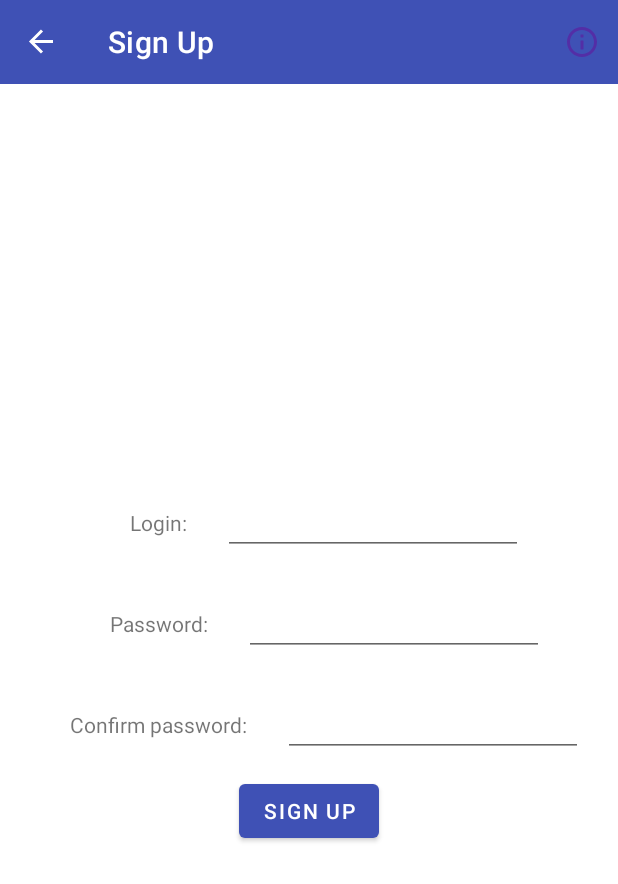
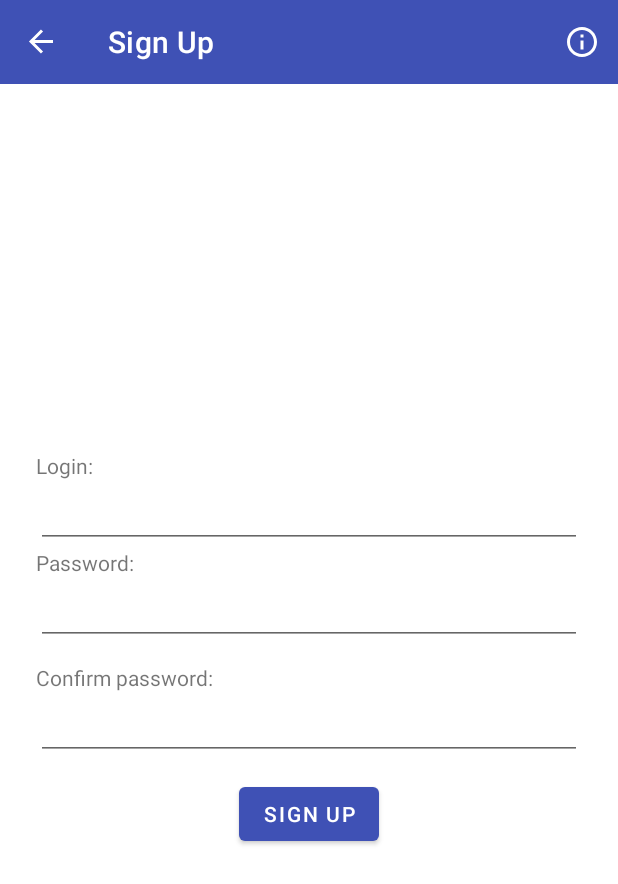
Before and after one commit to angiewhite/Software-Design-Project, an Android app: the SignUpFragment screen opened through its navigation route, on a phone screen of 412 x 824 dp. Shown: the top 884 px of the screen. Run offline under Robolectric (Android 15) with nearby library versions, the phone set to English and light mode, and no system bars; our stand-ins replace Room's generated code, navigation-ui; libraries missing offline, so code that uses them is left out: org.mindrot.jbcrypt; 2 statements that could not run were skipped.

Commit message:
Added password hashing, fixed layout design in auth fragment, ifSignedIn check implemented

```diff
--- a/app/build.gradle
+++ b/app/build.gradle
@@ -82,6 +82,7 @@ android {
 
 dependencies {
     implementation fileTree(include: ['*.jar'], dir: 'libs')
+    implementation files('libs/jbcrypt-0.3m.jar')
     //implementation "org.jetbrains.kotlin:kotlin-stdlib-jre7:$kotlin_version"
 
     implementation 'com.google.android.material:material:1.0.0'
--- a/app/src/main/java/bsuir/ksis/angieapp/AuthenticationActivity.java
+++ b/app/src/main/java/bsuir/ksis/angieapp/AuthenticationActivity.java
@@ -46,6 +46,8 @@ public class AuthenticationActivity extends AppCompatActivity implements ISignUp
 
         AppDatabase db = AppDatabase.getDatabase(this);
         storage = new Storage(db);
+
+        checkIfSignedIn();
     }
 
     private void setupActionBar() {
@@ -124,4 +126,17 @@ public class AuthenticationActivity extends AppCompatActivity implements ISignUp
             Navigation.findNavController(this, R.id.auth_activity_fragment).navigate(R.id.destination_sign_in);
         return user != null;
     }
+
+    private void checkIfSignedIn()
+    {
+        SharedPreferences preferences = getSharedPreferences(BuildConfig.APPLICATION_ID, MODE_PRIVATE);
+        int currentUserId = preferences.getInt(getString(R.string.current_user), -1);
+        if (currentUserId == -1) return;
+        User user = storage.getUser(currentUserId);
+        if (user == null) {
+            preferences.edit().remove(getString(R.string.current_user)).apply();
+            return;
+        }
+        signIn(user.login, user.password);
+    }
 }
--- a/app/src/main/java/bsuir/ksis/angieapp/storage/IStorage.java
+++ b/app/src/main/java/bsuir/ksis/angieapp/storage/IStorage.java
@@ -8,6 +8,7 @@ public interface IStorage {
 
     Boolean authenticateUser(String login, String password);
     User getUser(String login);
+    User getUser(int id);
 
     void saveProfile(Profile profile);
     Profile getProfile(int id);
--- a/app/src/main/java/bsuir/ksis/angieapp/storage/room/AppDatabase.java
+++ b/app/src/main/java/bsuir/ksis/angieapp/storage/room/AppDatabase.java
@@ -10,7 +10,7 @@ import bsuir.ksis.angieapp.storage.room.dao.UserDao;
 import bsuir.ksis.angieapp.storage.room.entities.Profile;
 import bsuir.ksis.angieapp.storage.room.entities.User;
 
-@Database(entities = { User.class, Profile.class }, version = 1)
+@Database(entities = { User.class, Profile.class }, version = 2)
 public abstract class AppDatabase extends RoomDatabase {
     public abstract UserDao userDao();
     public abstract ProfileDao profileDao();
--- a/app/src/main/res/layout/fragment_sign_up.xml
+++ b/app/src/main/res/layout/fragment_sign_up.xml
@@ -18,60 +18,72 @@
         android:layout_width="match_parent"
         android:layout_height="match_parent"
         android:orientation="vertical"
+        android:layout_marginBottom="12dp"
         android:gravity="center">
 
         <LinearLayout
-            android:layout_width="wrap_content"
+            android:layout_width="match_parent"
             android:layout_height="wrap_content"
-            android:orientation="horizontal">
+            android:orientation="vertical">
 
             <TextView
-                android:layout_width="wrap_content"
+                android:layout_width="match_parent"
                 android:layout_height="wrap_content"
-                android:padding="24dp"
+                android:layout_marginStart="24dp"
+                android:layout_marginEnd="24dp"
                 android:text="@string/login"/>
 
             <EditText
-                android:layout_width="200dp"
+                android:layout_width="match_parent"
                 android:layout_height="wrap_content"
                 android:inputType="text"
+                android:layout_marginStart="24dp"
+                android:layout_marginEnd="24dp"
                 android:id="@+id/loginEditText"/>
 
         </LinearLayout>
 
         <LinearLayout
-            android:layout_width="wrap_content"
+            android:layout_width="match_parent"
             android:layout_height="wrap_content"
-            android:orientation="horizontal">
+            android:layout_marginBottom="12dp"
+            android:orientation="vertical">
 
             <TextView
-                android:layout_width="wrap_content"
+                android:layout_width="match_parent"
                 android:layout_height="wrap_content"
-                android:padding="24dp"
+                android:layout_marginStart="24dp"
+                android:layout_marginEnd="24dp"
                 android:text="@string/password"/>
 
             <EditText
-                android:layout_width="200dp"
+                android:layout_width="match_parent"
                 android:layout_height="wrap_content"
                 android:inputType="textPassword"
+                android:layout_marginStart="24dp"
+                android:layout_marginEnd="24dp"
                 android:id="@+id/passwordEditText"/>
         </LinearLayout>
 
         <LinearLayout
-            android:layout_width="wrap_content"
+            android:layout_width="match_parent"
             android:layout_height="wrap_content"
-            android:orientation="horizontal">
+            android:layout_marginBottom="12dp"
+            android:orientation="vertical">
 
             <TextView
-                android:layout_width="wrap_content"
+                android:layout_width="match_parent"
                 android:layout_height="wrap_content"
-                android:padding="24dp"
+                android:layout_marginStart="24dp"
+                android:layout_marginEnd="24dp"
                 android:text="@string/confirm_password"/>
 
             <EditText
-                android:layout_width="200dp"
+                android:layout_width="match_parent"
                 android:layout_height="wrap_content"
                 android:inputType="textPassword"
+                android:layout_marginStart="24dp"
+                android:layout_marginEnd="24dp"
                 android:id="@+id/confirmPasswordEditText"/>
         </LinearLayout>
 
--- a/app/src/main/res/menu/auth_toolbar.xml
+++ b/app/src/main/res/menu/auth_toolbar.xml
@@ -5,5 +5,5 @@
         android:id="@+id/destination_about"
         android:title="@string/about"
         app:showAsAction="ifRoom"
-        android:icon="@drawable/ic_info"/>
+        android:icon="@drawable/ic_info_white"/>
 </menu>
```
Also changed, not shown: app/src/main/java/bsuir/ksis/angieapp/storage/room/Storage.java (+8 -1 lines), app/src/main/res/layout/fragment_sign_in.xml (+18 -10 lines).
